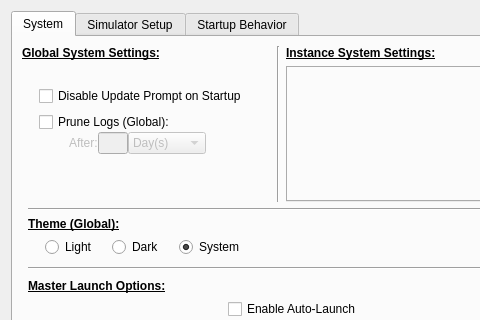
Before: the Qt Designer form SM/system_settings_new.ui in walmis/VPforce-TelemFFB, drawn with Qt 5; both pictures show x 0 to 480 and y 0 to 320 of the 705 by 785 pixel window.
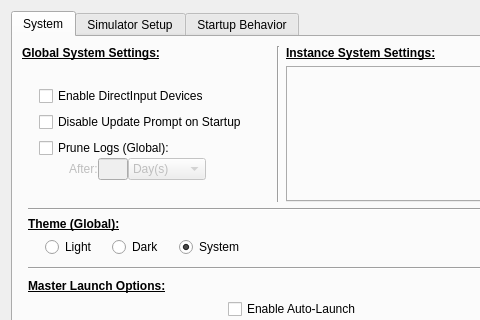
After: the same form once the commit is applied. The open tabs and pages were chosen to show the change. Custom widgets are drawn as their Qt base class.

Commit message:
feat(dinput): make DirectInput support opt-in
DirectInput device enumeration has been unconditional since it landed:
opening System Settings loaded the bridge DLL and listed [DI] entries
whether or not the user wanted anything to do with them. An enable toggle
now gates it, in the global settings column

The bridge DLL ships separately, so it can be absent, mismatched, or past
a beta expiry. bridge_availability() answers usable-or-not in one place,
and both the toggle and startup use it: switching it on without the DLL
says why and auto-disables. Both messages say where to obtain the DLL.

The edit to the form file:
```diff
--- a/SM/system_settings_new.ui
+++ b/SM/system_settings_new.ui
@@ -774,6 +774,22 @@
                </property>
               </widget>
              </item>
+             <item row="2" column="1" colspan="2">
+              <widget class="LabeledToggle" name="cb_enable_dinput">
+               <property name="sizePolicy">
+                <sizepolicy hsizetype="Minimum" vsizetype="Fixed">
+                 <horstretch>0</horstretch>
+                 <verstretch>0</verstretch>
+                </sizepolicy>
+               </property>
+               <property name="toolTip">
+                <string>List generic DirectInput force feedback devices (shown as "[DI]") alongside VPforce hardware, so they can be selected as an instance's device. Requires the TelemFFB DInput bridge DLL.</string>
+               </property>
+               <property name="text">
+                <string>Enable DirectInput Devices</string>
+               </property>
+              </widget>
+             </item>
             </layout>
            </item>
            <item>
```
The commit also changes 7 other files.
